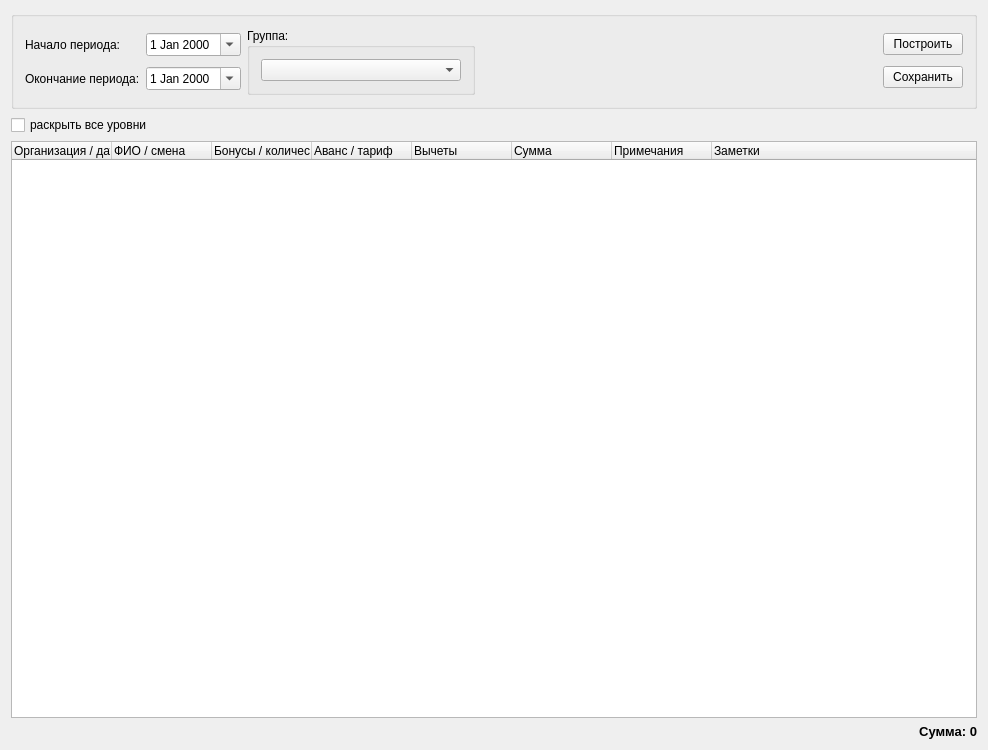
This is src/zprotokol.ui in SergeyZaz/DSV as Qt 5 draws it before an edit. The edited form follows.
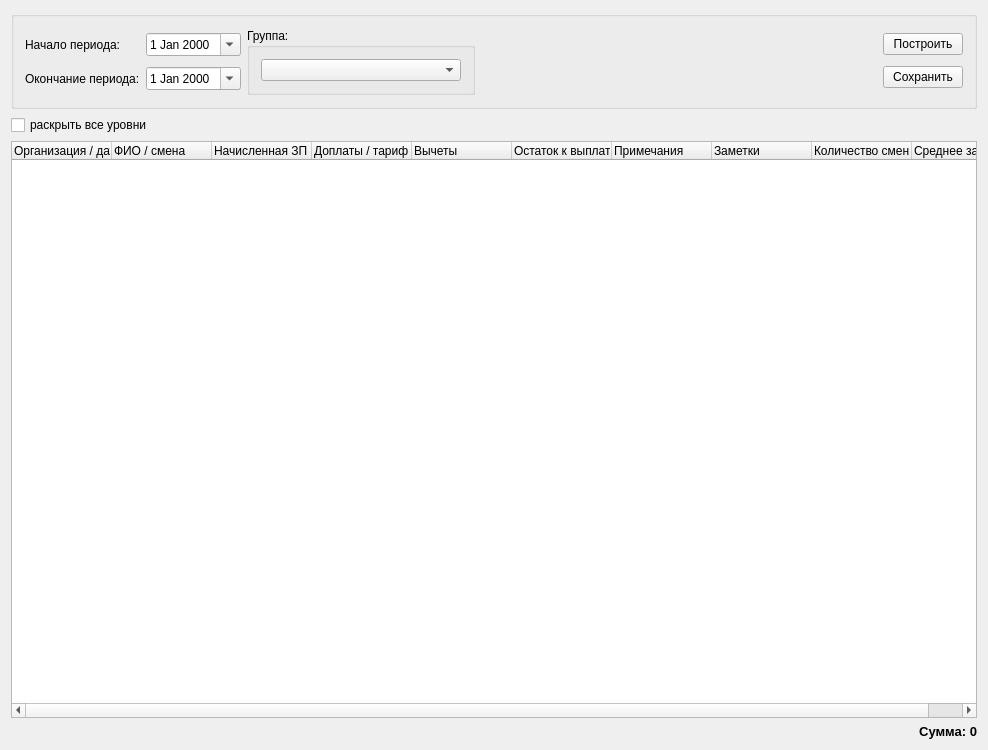
This is the edited form. Icons and pictures are not drawn.

Patch:
```diff
--- a/src/zprotokol.ui
+++ b/src/zprotokol.ui
@@ -139,12 +139,12 @@
      </column>
      <column>
       <property name="text">
-       <string>Бонусы / количество</string>
+       <string>Начисленная ЗП</string>
       </property>
      </column>
      <column>
       <property name="text">
-       <string>Аванс / тариф</string>
+       <string>Доплаты / тариф</string>
       </property>
      </column>
      <column>
@@ -154,7 +154,7 @@
      </column>
      <column>
       <property name="text">
-       <string>Сумма</string>
+       <string>Остаток к выплате</string>
       </property>
      </column>
      <column>
@@ -167,6 +167,16 @@
        <string>Заметки</string>
       </property>
      </column>
+     <column>
+      <property name="text">
+       <string>Количество смен</string>
+      </property>
+     </column>
+     <column>
+      <property name="text">
+       <string>Среднее за смену</string>
+      </property>
+     </column>
     </widget>
    </item>
    <item>
```
